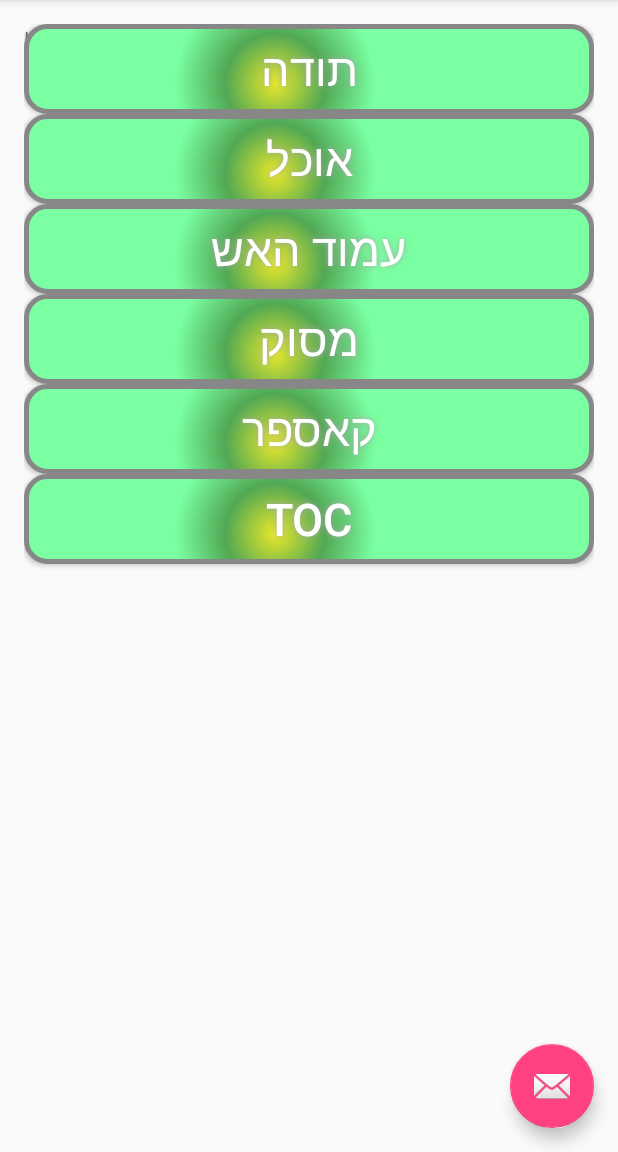
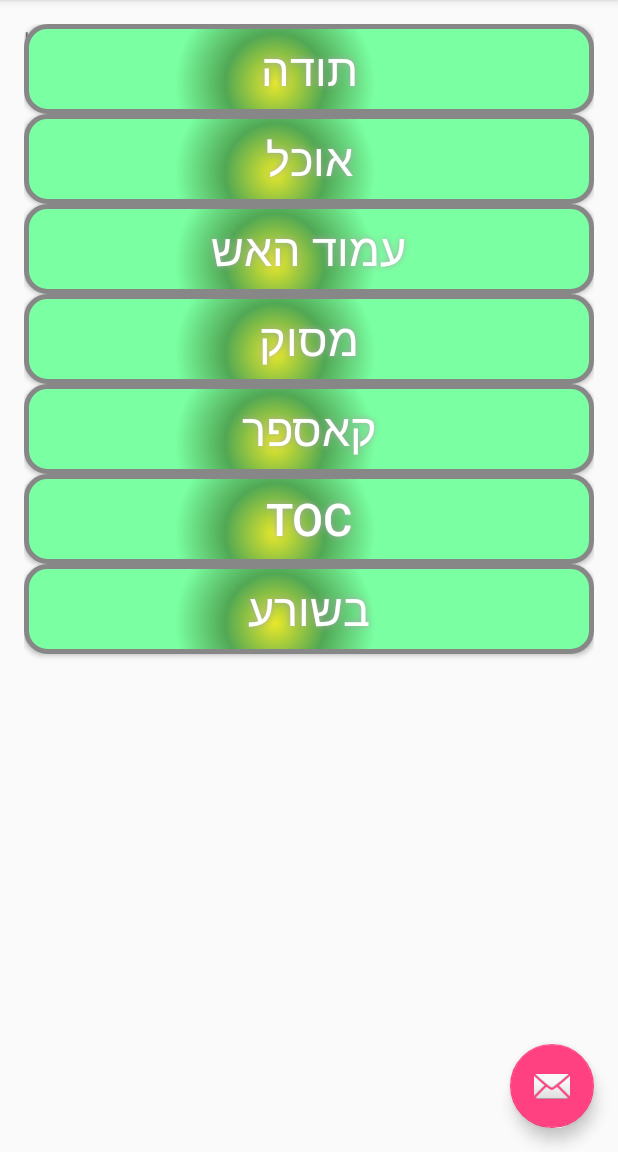
Before and after one commit to eshmor/Ipud, an Android app: the screen it shows after launch (IpudActivity), on a phone screen of 412 x 824 dp, the part 84-1236 px from its top. Run offline under Robolectric (Android 15) with nearby library versions, the phone set to English and light mode, and no system bars.

Commit message:
Add Meat less monday

```diff
--- a/app/src/main/java/com/pud/ipud2/IpudActivity.java
+++ b/app/src/main/java/com/pud/ipud2/IpudActivity.java
@@ -111,6 +111,15 @@ public class IpudActivity extends AppCompatActivity {
                 mediaPlayer.start();            }
         });
 
+
+        final Button meatLessButton = (Button) findViewById(R.id.MeatLessBtnId);
+        meatLessButton.setOnClickListener(new View.OnClickListener() {
+            public void onClick(View v) {
+                MediaPlayer mediaPlayer = MediaPlayer.create(getApplicationContext(), R.raw.meatless);
+                mediaPlayer.start();            }
+        });
+
+
         MediaPlayer mediaPlayer = MediaPlayer.create(getApplicationContext(), R.raw.ipud);
         mediaPlayer.start();
     }
--- a/app/src/main/res/layout/content_ipud.xml
+++ b/app/src/main/res/layout/content_ipud.xml
@@ -119,5 +119,19 @@
             android:shadowRadius="5"
             android:layout_gravity="center_horizontal" />
 
+        <Button
+            android:id="@+id/MeatLessBtnId"
+            android:text="@string/MeatLess"
+            android:textColor="#FFFFFF"
+            android:textSize="30sp"
+            android:layout_width="match_parent"
+            android:layout_height="wrap_content"
+            android:background="@drawable/buttonshape"
+            android:shadowColor="#A8A8A8"
+            android:shadowDx="0"
+            android:shadowDy="0"
+            android:shadowRadius="5"
+            android:layout_gravity="center_horizontal" />
+
     </LinearLayout>
 </RelativeLayout>
--- a/app/src/main/res/values/strings.xml
+++ b/app/src/main/res/values/strings.xml
@@ -8,5 +8,6 @@
     <string name="helilTxt">מסוק</string>
     <string name="casperTxt">קאספר</string>
     <string name="toc">TOC</string>
+    <string name="MeatLess" >בשורע</string>
 
 </resources>
--- a/build.gradle
+++ b/build.gradle
@@ -5,7 +5,7 @@ buildscript {
         jcenter()
     }
     dependencies {
-        classpath 'com.android.tools.build:gradle:1.5.0'
+        classpath 'com.android.tools.build:gradle:2.2.1'
 
         // NOTE: Do not place your application dependencies here; they belong
         // in the individual module build.gradle files
```
Also changed, not shown: gradle/wrapper/gradle-wrapper.properties, 1 other file.
